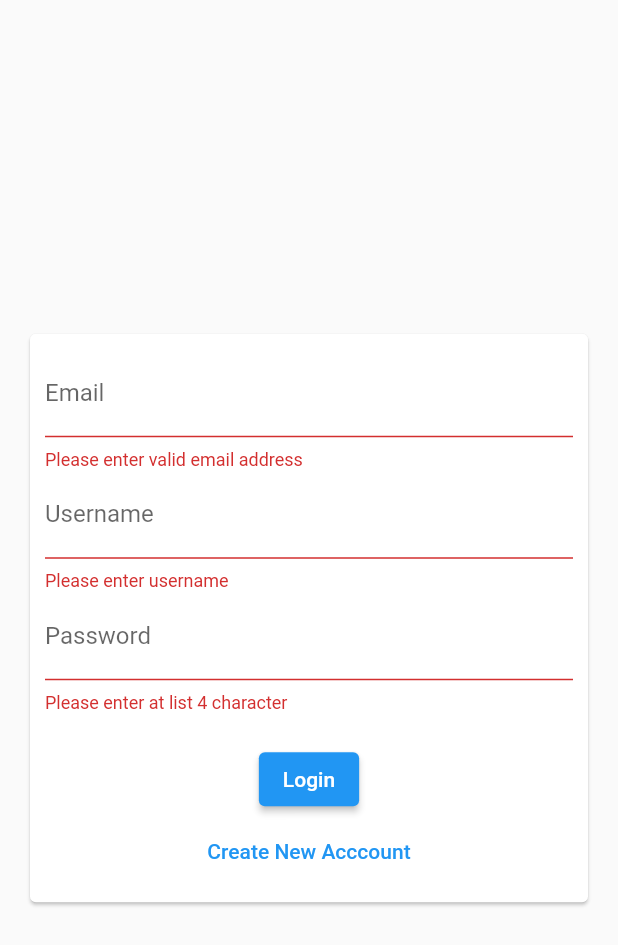
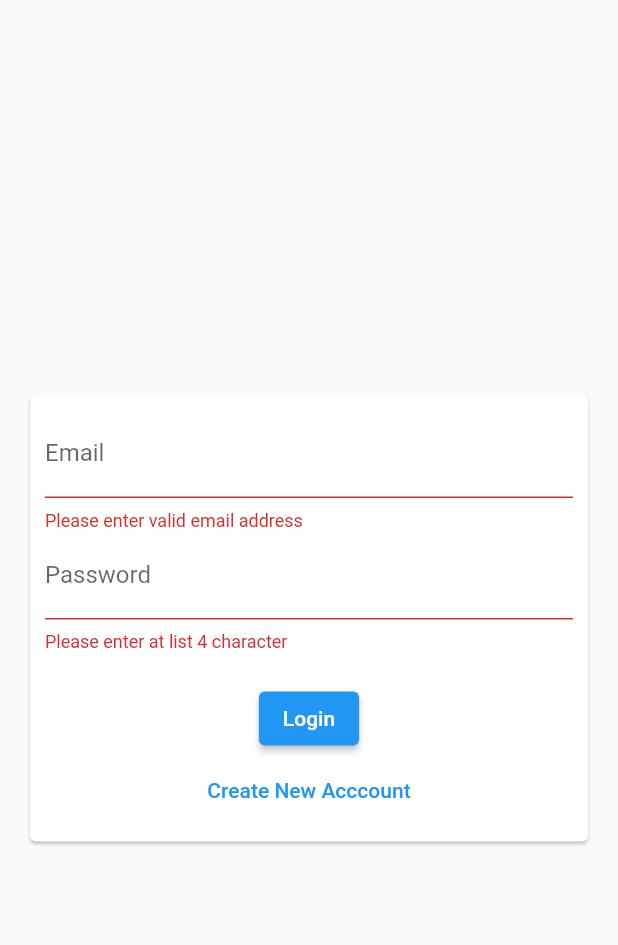
Before and after one commit to nahommb/Haro-Chat, a Flutter app: the screen it shows after launch, after a tap on "Login", on a phone screen of 412 x 824 dp. Shown: the top 945 px of the screen. Run offline on Flutter 3.47's test engine with Material 2 defaults, Android fonts, the phone set to English and light mode, and no system bars; our stand-ins replace cloud_firestore, firebase_core; accounts and stored records are empty.

Commit message:
some changes

```diff
--- a/lib/screen/auth_screen.dart
+++ b/lib/screen/auth_screen.dart
@@ -2,13 +2,15 @@ import 'package:flutter/material.dart';
 import 'package:haro_chat/widget/auth_form.dart';
 
 class AuthScreen extends StatelessWidget {
-  const AuthScreen({super.key});
+  void _submitAuthForm( String email,String username,String password,bool islogin){
+
+  }
 
   @override
   Widget build(BuildContext context) {
     return Scaffold(
       body: Center(
-        child:AuthForm()
+        child:AuthForm(_submitAuthForm)
       ),
     );
   }
--- a/lib/widget/auth_form.dart
+++ b/lib/widget/auth_form.dart
@@ -3,6 +3,11 @@
 import 'package:flutter/material.dart';
 
 class AuthForm extends StatefulWidget {
+
+  final void Function(String email,String username,String password,bool isLogin) submitFn;
+
+  AuthForm(this.submitFn);
+
   @override
   State<AuthForm> createState() => _AuthFormState();
 }
@@ -25,7 +30,11 @@ void _trySubmit(){
 
     if(isValid!){
       _formKey.currentState?.save();
-       print('yess');
+       widget.submitFn(
+         userEmail,
+         userName,
+         userPassword
+       );
    }
 }
 
@@ -42,7 +51,7 @@ void _trySubmit(){
               child: Column(
                 children: [
                   TextFormField(
-
+                    key: ValueKey('email'),
                     validator: (value){
                       if(value!.isEmpty || !value!.contains('@')){
                         return 'Please enter valid email address';
@@ -55,7 +64,9 @@ void _trySubmit(){
                       userEmail = value!;
                     },
                 ),
+                  if(!isLogin)
                   TextFormField(
+                    key: ValueKey('username'),
                       validator: (value){
                         if(value!.isEmpty){
                           return 'Please enter username';
@@ -65,6 +76,7 @@ void _trySubmit(){
                     decoration: InputDecoration(labelText:'Username' ),
                   ),
                   TextFormField(
+                     key: ValueKey('password'),
                       validator: (value){
                         if(value!.isEmpty || value.length<4){
                           return 'Please enter at list 4 character ';
```
